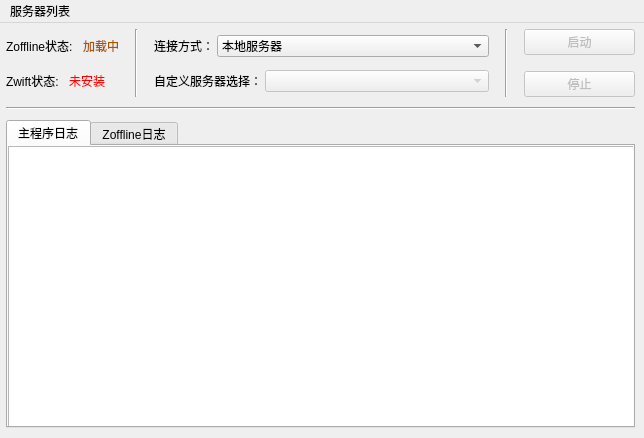
This is ui/mainwindow.ui in zHElEARN/zoffline_launcher as Qt 5 draws it before an edit. The edited form follows.
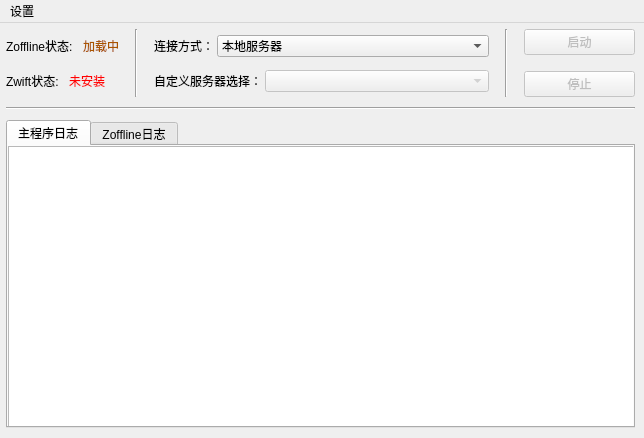
This is the edited form.

```diff
--- a/ui/mainwindow.ui
+++ b/ui/mainwindow.ui
@@ -300,7 +300,7 @@
    </property>
    <widget class="QMenu" name="menu">
     <property name="title">
-     <string>服务器列表</string>
+     <string>设置</string>
     </property>
     <addaction name="action_manage"/>
    </widget>
```
Left out of the diff: 23 changed lines with no effect on the pictures.
